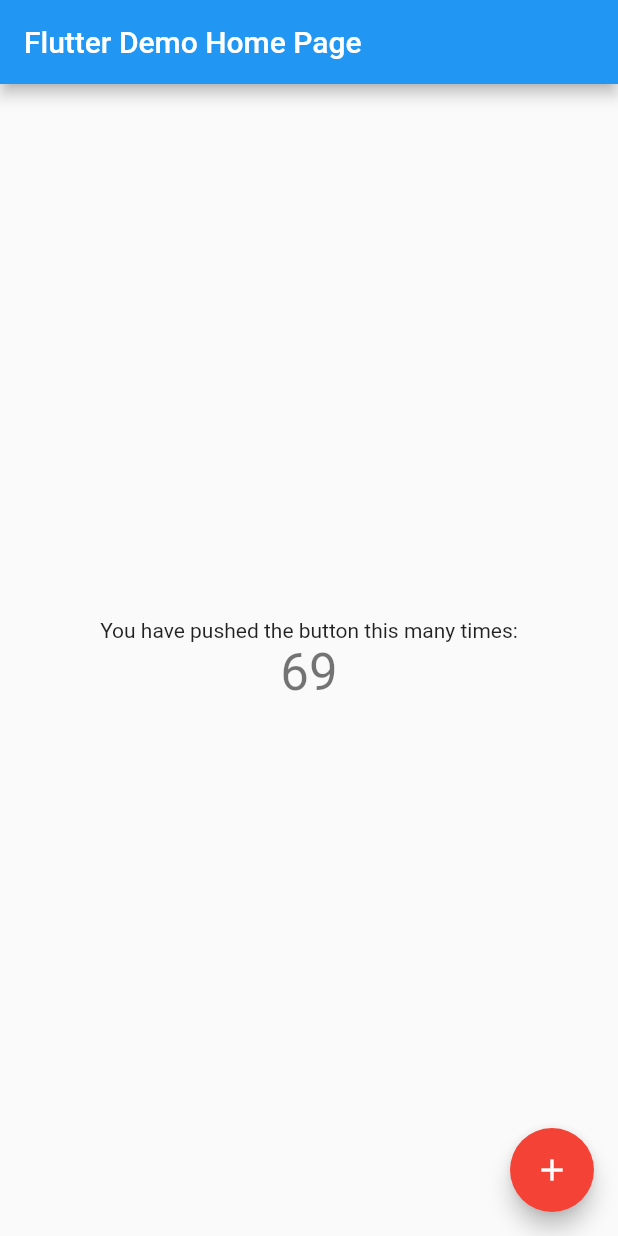
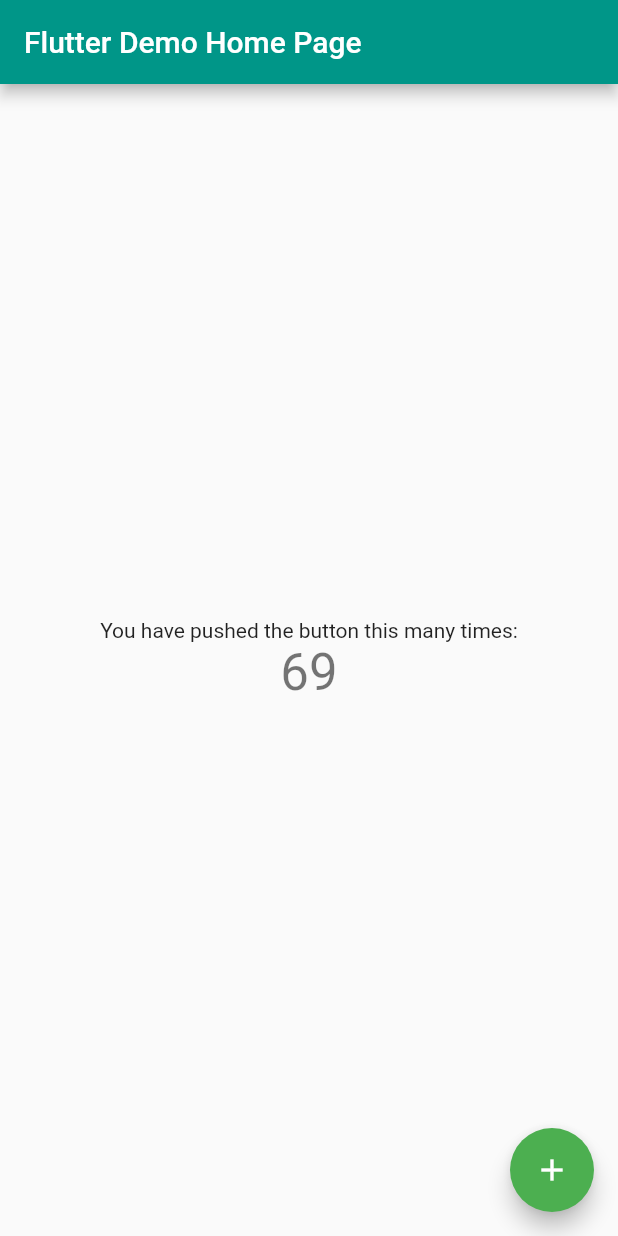
Before and after one commit to nivrigler/flutter_test_app_2, a Flutter app: the screen it shows after launch, on a phone screen of 412 x 824 dp. Run offline on Flutter 3.47's test engine with Material 2 defaults, Android fonts, the phone set to English and light mode, and no system bars.

Commit message:
color change to teal

```diff
--- a/lib/main.dart
+++ b/lib/main.dart
@@ -18,7 +18,7 @@ class MyApp extends StatelessWidget {
         // or simply save your changes to "hot reload" in a Flutter IDE).
         // Notice that the counter didn't reset back to zero; the application
         // is not restarted.
-        primarySwatch: Colors.blue,
+        primarySwatch: Colors.teal,
       ),
       home: MyHomePage(title: 'Flutter Demo Home Page'),
     );
@@ -102,7 +102,7 @@ class _MyHomePageState extends State<MyHomePage> {
         ),
       ),
       floatingActionButton: FloatingActionButton(
-        backgroundColor: Colors.red,
+        backgroundColor: Colors.green,
         onPressed: _incrementCounter,
         tooltip: 'Increment',
         child: Icon(Icons.add),
```
